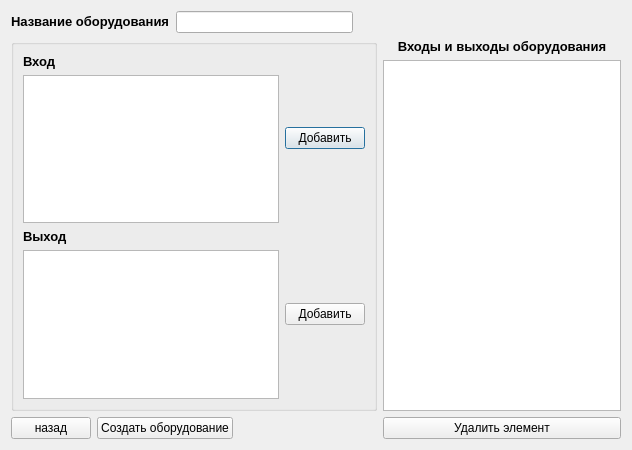
Old version of the form equipmentcreator.ui in the repository VampireVol/NetworkDiagramEditor.
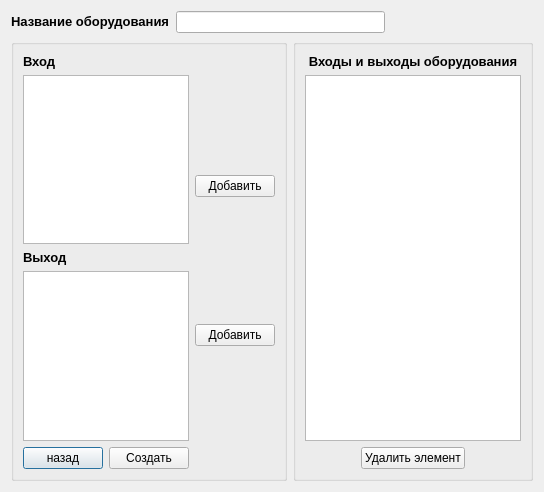
New version of the form.

Patch:
```diff
--- a/equipmentcreator.ui
+++ b/equipmentcreator.ui
@@ -6,20 +6,26 @@
    <rect>
     <x>0</x>
     <y>0</y>
-    <width>632</width>
-    <height>450</height>
+    <width>544</width>
+    <height>492</height>
    </rect>
   </property>
+  <property name="sizePolicy">
+   <sizepolicy hsizetype="Preferred" vsizetype="Preferred">
+    <horstretch>0</horstretch>
+    <verstretch>0</verstretch>
+   </sizepolicy>
+  </property>
   <property name="windowTitle">
    <string>Создание оборудования</string>
   </property>
-  <layout class="QGridLayout" name="gridLayout_2">
+  <layout class="QGridLayout" name="gridLayout_3">
    <item row="0" column="0">
     <layout class="QVBoxLayout" name="verticalLayout_4">
      <item>
       <layout class="QHBoxLayout" name="horizontalLayout_4">
        <item>
-        <layout class="QHBoxLayout" name="horizontalLayout_2">
+        <layout class="QHBoxLayout" name="horizontalLayout_3">
          <item>
           <widget class="QLabel" name="labelName">
            <property name="text">
@@ -38,11 +44,11 @@
           <enum>Qt::Horizontal</enum>
          </property>
          <property name="sizeType">
-          <enum>QSizePolicy::Fixed</enum>
+          <enum>QSizePolicy::Preferred</enum>
          </property>
          <property name="sizeHint" stdset="0">
           <size>
-           <width>268</width>
+           <width>148</width>
            <height>20</height>
           </size>
          </property>
@@ -51,9 +57,7 @@
       </layout>
      </item>
      <item>
-      <layout class="QHBoxLayout" name="horizontalLayout_3">
-       <item>
-        <layout class="QVBoxLayout" name="verticalLayout">
+      <layout class="QHBoxLayout" name="horizontalLayout_5">
          <item>
           <widget class="QGroupBox" name="groupBox">
            <property name="sizePolicy">
@@ -66,75 +70,52 @@
             <string/>
            </property>
            <layout class="QGridLayout" name="gridLayout">
-            <item row="1" column="0">
-             <layout class="QVBoxLayout" name="verticalLayout_2">
-              <item>
-               <widget class="QLabel" name="labelOut">
-                <property name="text">
-                 <string>&lt;html&gt;&lt;head/&gt;&lt;body&gt;&lt;p&gt;&lt;span style=&quot; font-size:10pt; font-weight:600;&quot;&gt;Выход&lt;/span&gt;&lt;/p&gt;&lt;/body&gt;&lt;/html&gt;</string>
-                </property>
-               </widget>
-              </item>
-              <item>
-               <widget class="QListWidget" name="listWidgetOut">
-                <property name="sizePolicy">
-                 <sizepolicy hsizetype="Fixed" vsizetype="Preferred">
-                  <horstretch>0</horstretch>
-                  <verstretch>0</verstretch>
-                 </sizepolicy>
-                </property>
-               </widget>
-              </item>
-             </layout>
-            </item>
-            <item row="0" column="1">
-             <widget class="QPushButton" name="pushButtonAddIn">
-              <property name="sizePolicy">
-               <sizepolicy hsizetype="Fixed" vsizetype="Fixed">
-                <horstretch>0</horstretch>
-                <verstretch>0</verstretch>
-               </sizepolicy>
-              </property>
-              <property name="text">
-               <string>Добавить</string>
-              </property>
-             </widget>
-            </item>
-            <item row="1" column="1">
-             <widget class="QPushButton" name="pushButtonAddOut">
-              <property name="sizePolicy">
-               <sizepolicy hsizetype="Fixed" vsizetype="Fixed">
-                <horstretch>0</horstretch>
-                <verstretch>0</verstretch>
-               </sizepolicy>
-              </property>
-              <property name="text">
-               <string>Добавить</string>
-              </property>
-             </widget>
-            </item>
             <item row="0" column="0">
-             <layout class="QGridLayout" name="gridLayout_3">
-              <item row="0" column="0">
+           <layout class="QVBoxLayout" name="verticalLayout">
+            <item>
                <widget class="QLabel" name="labelIn">
+              <property name="sizePolicy">
+               <sizepolicy hsizetype="Preferred" vsizetype="Fixed">
+                <horstretch>0</horstretch>
+                <verstretch>0</verstretch>
+               </sizepolicy>
+              </property>
                 <property name="text">
                  <string>&lt;html&gt;&lt;head/&gt;&lt;body&gt;&lt;p&gt;&lt;span style=&quot; font-size:10pt; font-weight:600;&quot;&gt;Вход&lt;/span&gt;&lt;/p&gt;&lt;/body&gt;&lt;/html&gt;</string>
                 </property>
                </widget>
               </item>
-              <item row="1" column="0">
+            <item>
                <widget class="QListWidget" name="listWidgetIn">
                 <property name="sizePolicy">
-                 <sizepolicy hsizetype="Fixed" vsizetype="Preferred">
+               <sizepolicy hsizetype="Preferred" vsizetype="Expanding">
                   <horstretch>0</horstretch>
                   <verstretch>0</verstretch>
                  </sizepolicy>
                 </property>
                </widget>
               </item>
-             </layout>
+            <item>
+             <widget class="QLabel" name="labelOut">
+              <property name="sizePolicy">
+               <sizepolicy hsizetype="Preferred" vsizetype="Fixed">
+                <horstretch>0</horstretch>
+                <verstretch>0</verstretch>
+               </sizepolicy>
+              </property>
+              <property name="text">
+               <string>&lt;html&gt;&lt;head/&gt;&lt;body&gt;&lt;p&gt;&lt;span style=&quot; font-size:10pt; font-weight:600;&quot;&gt;Выход&lt;/span&gt;&lt;/p&gt;&lt;/body&gt;&lt;/html&gt;</string>
+              </property>
+             </widget>
             </item>
-           </layout>
+            <item>
+             <widget class="QListWidget" name="listWidgetOut">
+              <property name="sizePolicy">
+               <sizepolicy hsizetype="Preferred" vsizetype="Expanding">
+                <horstretch>0</horstretch>
+                <verstretch>0</verstretch>
+               </sizepolicy>
+              </property>
           </widget>
          </item>
          <item>
@@ -152,7 +133,7 @@
              </property>
             </widget>
            </item>
-           <item alignment="Qt::AlignLeft">
+              <item>
             <widget class="QPushButton" name="pushButtonCreate">
              <property name="sizePolicy">
               <sizepolicy hsizetype="Fixed" vsizetype="Fixed">
@@ -161,7 +142,7 @@
               </sizepolicy>
              </property>
              <property name="text">
-              <string>Создать оборудование</string>
+                 <string>Создать</string>
              </property>
             </widget>
            </item>
@@ -169,9 +150,54 @@
          </item>
         </layout>
        </item>
-       <item>
+          <item row="0" column="1">
         <layout class="QVBoxLayout" name="verticalLayout_3">
          <item>
+             <widget class="QPushButton" name="pushButtonAddIn">
+              <property name="sizePolicy">
+               <sizepolicy hsizetype="Fixed" vsizetype="Fixed">
+                <horstretch>0</horstretch>
+                <verstretch>0</verstretch>
+               </sizepolicy>
+              </property>
+              <property name="text">
+               <string>Добавить</string>
+              </property>
+             </widget>
+            </item>
+            <item>
+             <widget class="QPushButton" name="pushButtonAddOut">
+              <property name="sizePolicy">
+               <sizepolicy hsizetype="Fixed" vsizetype="Fixed">
+                <horstretch>0</horstretch>
+                <verstretch>0</verstretch>
+               </sizepolicy>
+              </property>
+              <property name="text">
+               <string>Добавить</string>
+              </property>
+             </widget>
+            </item>
+           </layout>
+          </item>
+         </layout>
+        </widget>
+       </item>
+       <item>
+        <widget class="QGroupBox" name="groupBox_2">
+         <property name="sizePolicy">
+          <sizepolicy hsizetype="Preferred" vsizetype="Preferred">
+           <horstretch>0</horstretch>
+           <verstretch>0</verstretch>
+          </sizepolicy>
+         </property>
+         <property name="title">
+          <string/>
+         </property>
+         <layout class="QGridLayout" name="gridLayout_2">
+          <item row="0" column="0">
+           <layout class="QVBoxLayout" name="verticalLayout_2">
+            <item>
           <widget class="QLabel" name="label">
            <property name="sizePolicy">
             <sizepolicy hsizetype="Preferred" vsizetype="Fixed">
@@ -194,10 +220,10 @@
            </property>
           </widget>
          </item>
-         <item>
+            <item alignment="Qt::AlignHCenter">
           <widget class="QPushButton" name="pushButtonDelInOut">
            <property name="sizePolicy">
-            <sizepolicy hsizetype="Expanding" vsizetype="Fixed">
+               <sizepolicy hsizetype="Fixed" vsizetype="Fixed">
              <horstretch>0</horstretch>
              <verstretch>0</verstretch>
             </sizepolicy>
@@ -208,6 +234,9 @@
           </widget>
          </item>
         </layout>
+          </item>
+         </layout>
+        </widget>
        </item>
       </layout>
      </item>
```
Lines whose indentation alone changed are shown as unchanged.
